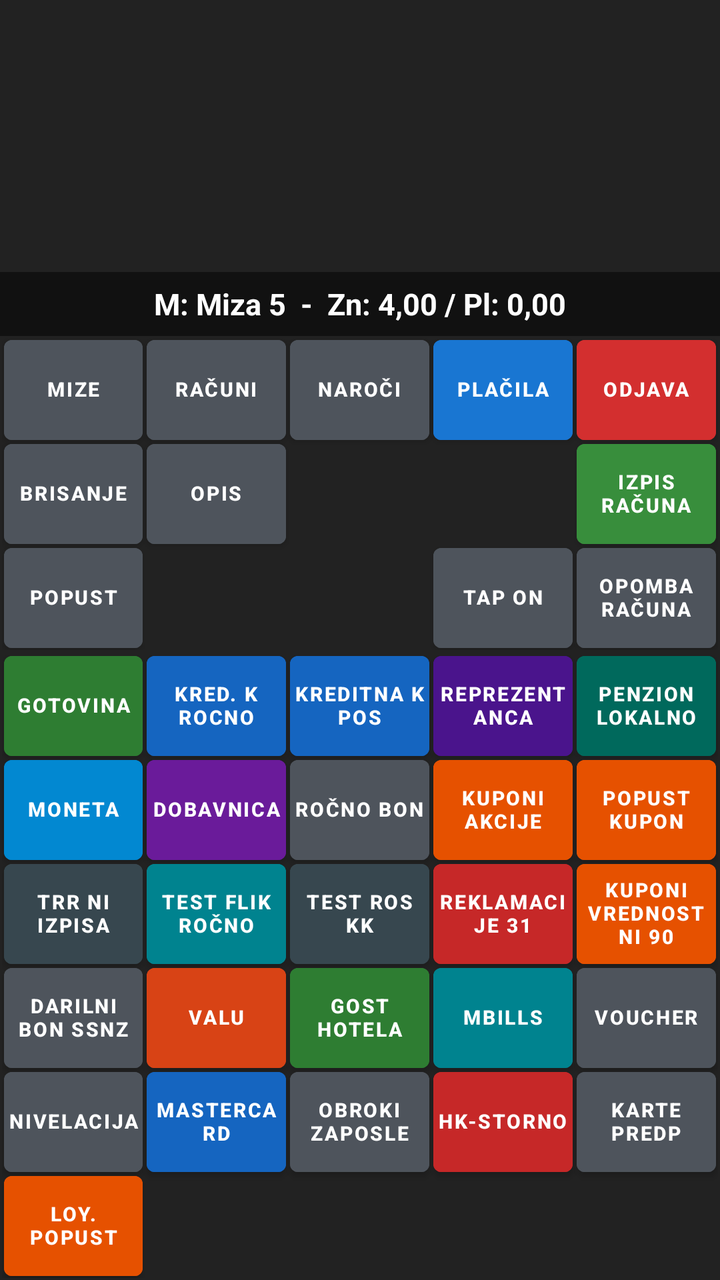
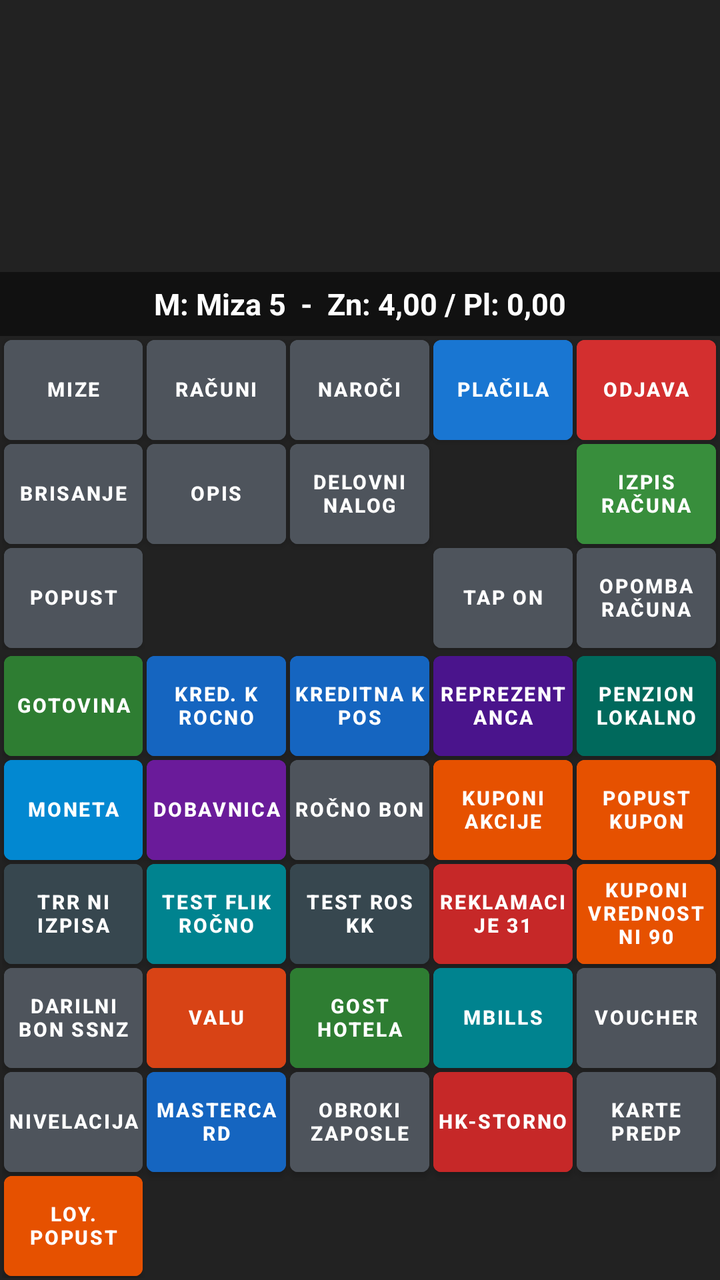

Screens rendered from an Android XML layout before and after an edit, with the pre-edit source and the edit as a unified diff.
<!-- AndroidManifest.xml: application theme Theme.RosKasa -->
<!-- res/layout/fragment_placila.xml -->
<?xml version="1.0" encoding="utf-8"?>
<LinearLayout xmlns:android="http://schemas.android.com/apk/res/android"
    android:layout_width="match_parent"
    android:layout_height="match_parent"
    android:orientation="vertical"
    android:background="@color/pos_bg_dark">

    
    <androidx.recyclerview.widget.RecyclerView
        android:id="@+id/rvPlacilaItems"
        android:layout_width="match_parent"
        android:layout_height="0dp"
        android:layout_weight="1"
        android:padding="2dp"
        android:background="#222222" />

    
    <TextView
        android:id="@+id/tvMizaStatus"
        android:layout_width="match_parent"
        android:layout_height="32dp"
        android:background="#111111"
        android:gravity="center"
        android:textColor="#FFFFFF"
        android:textSize="15sp"
        android:textStyle="bold"
        android:text="M: Miza 5  -  Zn: 4,00 / Pl: 0,00" />

    
    <GridLayout
        android:layout_width="match_parent"
        android:layout_height="wrap_content"
        android:columnCount="5"
        android:rowCount="3"
        android:alignmentMode="alignBounds"
        android:useDefaultMargins="false"
        android:padding="1dp">

        
        <com.google.android.material.button.MaterialButton
            android:id="@+id/btnNavMize"
            style="@style/PosButtonStyle"
            android:layout_width="0dp"
            android:layout_height="50dp"
            android:layout_columnWeight="1"
            android:layout_gravity="fill"
            android:backgroundTint="@color/pos_btn_normal"
            android:text="@string/btn_mize"
            android:textColor="#FFFFFF" />

        <com.google.android.material.button.MaterialButton
            android:id="@+id/btnNavRacuni"
            style="@style/PosButtonStyle"
            android:layout_width="0dp"
            android:layout_height="50dp"
            android:layout_columnWeight="1"
            android:layout_gravity="fill"
            android:backgroundTint="@color/pos_btn_normal"
            android:text="@string/btn_racuni"
            android:textColor="#FFFFFF" />

        <com.google.android.material.button.MaterialButton
            android:id="@+id/btnNavNaroci"
            style="@style/PosButtonStyle"
            android:layout_width="0dp"
            android:layout_height="50dp"
            android:layout_columnWeight="1"
            android:layout_gravity="fill"
            android:backgroundTint="@color/pos_btn_normal"
            android:text="@string/btn_naroci"
            android:textColor="#FFFFFF" />

        <com.google.android.material.button.MaterialButton
            android:id="@+id/btnNavPlacilaSelf"
            style="@style/PosButtonStyle"
            android:layout_width="0dp"
            android:layout_height="50dp"
            android:layout_columnWeight="1"
            android:layout_gravity="fill"
            android:backgroundTint="@color/pos_accent_blue"
            android:text="@string/btn_placila"
            android:textColor="#FFFFFF" />

        <com.google.android.material.button.MaterialButton
            android:id="@+id/btnOdjava"
            style="@style/PosButtonStyle"
            android:layout_width="0dp"
            android:layout_height="50dp"
            android:layout_columnWeight="1"
            android:layout_gravity="fill"
            android:backgroundTint="@color/pos_accent_red"
            android:text="@string/btn_odjava"
            android:textColor="#FFFFFF" />

        
        <com.google.android.material.button.MaterialButton
            android:id="@+id/btnBrisanje"
            style="@style/PosButtonStyle"
            android:layout_width="0dp"
            android:layout_height="50dp"
            android:layout_columnWeight="1"
            android:layout_gravity="fill"
            android:backgroundTint="@color/pos_btn_normal"
            android:text="Brisanje"
            android:textColor="#FFFFFF" />

        <com.google.android.material.button.MaterialButton
            android:id="@+id/btnOpis"
            style="@style/PosButtonStyle"
            android:layout_width="0dp"
            android:layout_height="50dp"
            android:layout_columnWeight="1"
            android:layout_gravity="fill"
            android:backgroundTint="@color/pos_btn_normal"
            android:text="Opis"
            android:textColor="#FFFFFF" />

        <View
            android:layout_width="0dp"
            android:layout_height="50dp"
            android:layout_columnWeight="1"
            android:layout_gravity="fill" />

        <View
            android:layout_width="0dp"
            android:layout_height="50dp"
            android:layout_columnWeight="1"
            android:layout_gravity="fill" />

        <com.google.android.material.button.MaterialButton
            android:id="@+id/btnIzpisRacuna"
            style="@style/PosButtonStyle"
            android:layout_width="0dp"
            android:layout_height="50dp"
            android:layout_columnWeight="1"
            android:layout_gravity="fill"
            android:backgroundTint="@color/pos_accent_green"
            android:text="Izpis Računa"
            android:textColor="#FFFFFF" />

        
        <com.google.android.material.button.MaterialButton
            android:id="@+id/btnPopust"
            style="@style/PosButtonStyle"
            android:layout_width="0dp"
            android:layout_height="50dp"
            android:layout_columnWeight="1"
            android:layout_gravity="fill"
            android:backgroundTint="@color/pos_btn_normal"
            android:text="Popust"
            android:textColor="#FFFFFF" />

        <View
            android:layout_width="0dp"
            android:layout_height="50dp"
            android:layout_columnWeight="1"
            android:layout_gravity="fill" />

        <View
            android:layout_width="0dp"
            android:layout_height="50dp"
            android:layout_columnWeight="1"
            android:layout_gravity="fill" />

        <com.google.android.material.button.MaterialButton
            android:id="@+id/btnTapOn"
            style="@style/PosButtonStyle"
            android:layout_width="0dp"
            android:layout_height="50dp"
            android:layout_columnWeight="1"
            android:layout_gravity="fill"
            android:backgroundTint="@color/pos_btn_normal"
            android:text="Tap On"
            android:textColor="#FFFFFF" />

        <com.google.android.material.button.MaterialButton
            android:id="@+id/btnOpombaRacuna"
            style="@style/PosButtonStyle"
            android:layout_width="0dp"
            android:layout_height="50dp"
            android:layout_columnWeight="1"
            android:layout_gravity="fill"
            android:backgroundTint="@color/pos_btn_normal"
            android:text="OPOMBA\nRAČUNA"
            android:textColor="#FFFFFF" />
    </GridLayout>

    
    <GridLayout
        android:id="@+id/gridPlacilaMethods"
        android:layout_width="match_parent"
        android:layout_height="wrap_content"
        android:columnCount="5"
        android:rowCount="6"
        android:alignmentMode="alignBounds"
        android:useDefaultMargins="false"
        android:padding="1dp">

        
        <com.google.android.material.button.MaterialButton
            android:id="@+id/btnPayGotovina"
            style="@style/PosButtonStyle"
            android:layout_width="0dp"
            android:layout_height="50dp"
            android:layout_columnWeight="1"
            android:layout_gravity="fill"
            android:backgroundTint="#2E7D32"
            android:text="GOTOVINA"
            android:textColor="#FFFFFF" />

        <com.google.android.material.button.MaterialButton
            android:id="@+id/btnPayKredRocno"
            style="@style/PosButtonStyle"
            android:layout_width="0dp"
            android:layout_height="50dp"
            android:layout_columnWeight="1"
            android:layout_gravity="fill"
            android:backgroundTint="#1565C0"
            android:text="KRED. K ROCNO"
            android:textColor="#FFFFFF" />

        <com.google.android.material.button.MaterialButton
            android:id="@+id/btnPayKreditnaPos"
            style="@style/PosButtonStyle"
            android:layout_width="0dp"
            android:layout_height="50dp"
            android:layout_columnWeight="1"
            android:layout_gravity="fill"
            android:backgroundTint="#1565C0"
            android:text="KREDITNA K POS"
            android:textColor="#FFFFFF" />

        <com.google.android.material.button.MaterialButton
            android:id="@+id/btnPayReprezentanca"
            style="@style/PosButtonStyle"
            android:layout_width="0dp"
            android:layout_height="50dp"
            android:layout_columnWeight="1"
            android:layout_gravity="fill"
            android:backgroundTint="#4A148C"
            android:text="REPREZENTANCA"
            android:textColor="#FFFFFF" />

        <com.google.android.material.button.MaterialButton
            android:id="@+id/btnPayPenzion"
            style="@style/PosButtonStyle"
            android:layout_width="0dp"
            android:layout_height="50dp"
            android:layout_columnWeight="1"
            android:layout_gravity="fill"
            android:backgroundTint="#00695C"
            android:text="PENZION LOKALNO"
            android:textColor="#FFFFFF" />

        
        <com.google.android.material.button.MaterialButton
            android:id="@+id/btnPayMoneta"
            style="@style/PosButtonStyle"
            android:layout_width="0dp"
            android:layout_height="50dp"
            android:layout_columnWeight="1"
            android:layout_gravity="fill"
            android:backgroundTint="#0288D1"
            android:text="MONETA"
            android:textColor="#FFFFFF" />

        <com.google.android.material.button.MaterialButton
            android:id="@+id/btnPayDobavnica"
            style="@style/PosButtonStyle"
            android:layout_width="0dp"
            android:layout_height="50dp"
            android:layout_columnWeight="1"
            android:layout_gravity="fill"
            android:backgroundTint="#6A1B9A"
            android:text="DOBAVNICA"
            android:textColor="#FFFFFF" />

        <com.google.android.material.button.MaterialButton
            android:id="@+id/btnPayRoNoBon"
            style="@style/PosButtonStyle"
            android:layout_width="0dp"
            android:layout_height="50dp"
            android:layout_columnWeight="1"
            android:layout_gravity="fill"
            android:backgroundTint="#4E545C"
            android:text="ROČNO BON"
            android:textColor="#FFFFFF" />

        <com.google.android.material.button.MaterialButton
            android:id="@+id/btnPayKuponiAkcije"
            style="@style/PosButtonStyle"
            android:layout_width="0dp"
            android:layout_height="50dp"
            android:layout_columnWeight="1"
            android:layout_gravity="fill"
            android:backgroundTint="#E65100"
            android:text="KUPONI AKCIJE"
            android:textColor="#FFFFFF" />

        <com.google.android.material.button.MaterialButton
            android:id="@+id/btnPayPopustKupon"
            style="@style/PosButtonStyle"
            android:layout_width="0dp"
            android:layout_height="50dp"
            android:layout_columnWeight="1"
            android:layout_gravity="fill"
            android:backgroundTint="#E65100"
            android:text="POPUST KUPON"
            android:textColor="#FFFFFF" />

        
        <com.google.android.material.button.MaterialButton
            android:id="@+id/btnPayTrr"
            style="@style/PosButtonStyle"
            android:layout_width="0dp"
            android:layout_height="50dp"
            android:layout_columnWeight="1"
            android:layout_gravity="fill"
            android:backgroundTint="#37474F"
            android:text="TRR NI IZPISA"
            android:textColor="#FFFFFF" />

        <com.google.android.material.button.MaterialButton
            android:id="@+id/btnPayFlik"
            style="@style/PosButtonStyle"
            android:layout_width="0dp"
            android:layout_height="50dp"
            android:layout_columnWeight="1"
            android:layout_gravity="fill"
            android:backgroundTint="#00838F"
            android:text="TEST FLIK ROČNO"
            android:textColor="#FFFFFF" />

        <com.google.android.material.button.MaterialButton
            android:id="@+id/btnPayRosKk"
            style="@style/PosButtonStyle"
            android:layout_width="0dp"
            android:layout_height="50dp"
            android:layout_columnWeight="1"
            android:layout_gravity="fill"
            android:backgroundTint="#37474F"
            android:text="TEST ROS KK"
            android:textColor="#FFFFFF" />

        <com.google.android.material.button.MaterialButton
            android:id="@+id/btnPayReklamacije"
            style="@style/PosButtonStyle"
            android:layout_width="0dp"
            android:layout_height="50dp"
            android:layout_columnWeight="1"
            android:layout_gravity="fill"
            android:backgroundTint="#C62828"
            android:text="REKLAMACIJE 31"
            android:textColor="#FFFFFF" />

        <com.google.android.material.button.MaterialButton
            android:id="@+id/btnPayKuponiVrednostni"
            style="@style/PosButtonStyle"
            android:layout_width="0dp"
            android:layout_height="50dp"
            android:layout_columnWeight="1"
            android:layout_gravity="fill"
            android:backgroundTint="#E65100"
            android:text="KUPONI VREDNOSTNI 90"
            android:textColor="#FFFFFF" />

        
        <com.google.android.material.button.MaterialButton
            android:id="@+id/btnPayDarilniBon"
            style="@style/PosButtonStyle"
            android:layout_width="0dp"
            android:layout_height="50dp"
            android:layout_columnWeight="1"
            android:layout_gravity="fill"
            android:backgroundTint="#4E545C"
            android:text="DARILNI BON SSNZ"
            android:textColor="#FFFFFF" />

        <com.google.android.material.button.MaterialButton
            android:id="@+id/btnPayValu"
            style="@style/PosButtonStyle"
            android:layout_width="0dp"
            android:layout_height="50dp"
            android:layout_columnWeight="1"
            android:layout_gravity="fill"
            android:backgroundTint="#D84315"
            android:text="VALU"
            android:textColor="#FFFFFF" />

        <com.google.android.material.button.MaterialButton
            android:id="@+id/btnPayGostHotela"
            style="@style/PosButtonStyle"
            android:layout_width="0dp"
            android:layout_height="50dp"
            android:layout_columnWeight="1"
            android:layout_gravity="fill"
            android:backgroundTint="#2E7D32"
            android:text="GOST HOTELA"
            android:textColor="#FFFFFF" />

        <com.google.android.material.button.MaterialButton
            android:id="@+id/btnPayMBills"
            style="@style/PosButtonStyle"
            android:layout_width="0dp"
            android:layout_height="50dp"
            android:layout_columnWeight="1"
            android:layout_gravity="fill"
            android:backgroundTint="#00838F"
            android:text="mBills"
            android:textColor="#FFFFFF" />

        <com.google.android.material.button.MaterialButton
            android:id="@+id/btnPayVoucher"
            style="@style/PosButtonStyle"
            android:layout_width="0dp"
            android:layout_height="50dp"
            android:layout_columnWeight="1"
            android:layout_gravity="fill"
            android:backgroundTint="#4E545C"
            android:text="VOUCHER"
            android:textColor="#FFFFFF" />

        
        <com.google.android.material.button.MaterialButton
            android:id="@+id/btnPayNivelacija"
            style="@style/PosButtonStyle"
            android:layout_width="0dp"
            android:layout_height="50dp"
            android:layout_columnWeight="1"
            android:layout_gravity="fill"
            android:backgroundTint="#4E545C"
            android:text="NIVELACIJA"
            android:textColor="#FFFFFF" />

        <com.google.android.material.button.MaterialButton
            android:id="@+id/btnPayMastercard"
            style="@style/PosButtonStyle"
            android:layout_width="0dp"
            android:layout_height="50dp"
            android:layout_columnWeight="1"
            android:layout_gravity="fill"
            android:backgroundTint="#1565C0"
            android:text="MASTERCARD"
            android:textColor="#FFFFFF" />

        <com.google.android.material.button.MaterialButton
            android:id="@+id/btnPayObrokiZaposle"
            style="@style/PosButtonStyle"
            android:layout_width="0dp"
            android:layout_height="50dp"
            android:layout_columnWeight="1"
            android:layout_gravity="fill"
            android:backgroundTint="#4E545C"
            android:text="OBROKI ZAPOSLE"
            android:textColor="#FFFFFF" />

        <com.google.android.material.button.MaterialButton
            android:id="@+id/btnPayHkStorno"
            style="@style/PosButtonStyle"
            android:layout_width="0dp"
            android:layout_height="50dp"
            android:layout_columnWeight="1"
            android:layout_gravity="fill"
            android:backgroundTint="#C62828"
            android:text="HK-STORNO"
            android:textColor="#FFFFFF" />

        <com.google.android.material.button.MaterialButton
            android:id="@+id/btnPayKartePredp"
            style="@style/PosButtonStyle"
            android:layout_width="0dp"
            android:layout_height="50dp"
            android:layout_columnWeight="1"
            android:layout_gravity="fill"
            android:backgroundTint="#4E545C"
            android:text="KARTE PREDP"
            android:textColor="#FFFFFF" />

        
        <com.google.android.material.button.MaterialButton
            android:id="@+id/btnPayLoyPopust"
            style="@style/PosButtonStyle"
            android:layout_width="0dp"
            android:layout_height="50dp"
            android:layout_columnWeight="1"
            android:layout_gravity="fill"
            android:backgroundTint="#E65100"
            android:text="Loy. popust"
            android:textColor="#FFFFFF" />

        <View
            android:layout_width="0dp"
            android:layout_height="50dp"
            android:layout_columnWeight="1"
            android:layout_gravity="fill" />

        <View
            android:layout_width="0dp"
            android:layout_height="50dp"
            android:layout_columnWeight="1"
            android:layout_gravity="fill" />

        <View
            android:layout_width="0dp"
            android:layout_height="50dp"
            android:layout_columnWeight="1"
            android:layout_gravity="fill" />

        <View
            android:layout_width="0dp"
            android:layout_height="50dp"
            android:layout_columnWeight="1"
            android:layout_gravity="fill" />
    </GridLayout>

</LinearLayout>
<!-- resources referenced by this layout -->
<resources>
  <color name="pos_accent_blue">#1976D2</color>
  <color name="pos_accent_green">#388E3C</color>
  <color name="pos_accent_red">#D32F2F</color>
  <color name="pos_bg_dark">#222222</color>
  <color name="pos_btn_normal">#4E545C</color>
  <string name="btn_mize">Mize</string>
  <string name="btn_naroci">Naroči</string>
  <string name="btn_odjava">Odjava</string>
  <string name="btn_placila">Plačila</string>
  <string name="btn_racuni">Računi</string>
  <style name="PosButtonStyle" parent="Widget.MaterialComponents.Button">
          <item name="android:layout_height">50dp</item>
          <item name="android:minHeight">50dp</item>
          <item name="android:insetTop">0dp</item>
          <item name="android:insetBottom">0dp</item>
          <item name="android:insetLeft">0dp</item>
          <item name="android:insetRight">0dp</item>
          <item name="android:paddingTop">0dp</item>
          <item name="android:paddingBottom">0dp</item>
          <item name="android:paddingLeft">2dp</item>
          <item name="android:paddingRight">2dp</item>
          <item name="android:gravity">center</item>
          <item name="android:includeFontPadding">false</item>
          <item name="android:textStyle">bold</item>
          <item name="android:textSize">10sp</item>
          <item name="android:layout_margin">1dp</item>
          <item name="android:baselineAligned">false</item>
          <item name="android:maxLines">3</item>
          <item name="android:ellipsize">end</item>
          <item name="cornerRadius">4dp</item>
      </style>
  <style name="Theme.RosKasa" parent="Theme.MaterialComponents.DayNight.NoActionBar">
          <item name="colorPrimary">@color/pos_accent_blue</item>
          <item name="colorSecondary">@color/pos_accent_green</item>
          <item name="android:windowBackground">@color/pos_bg_dark</item>
          <item name="android:textColor">@color/pos_btn_text</item>
      </style>
  <color name="pos_btn_text">#FFFFFF</color>
</resources>

<!-- the commit's change to res/layout/fragment_placila.xml (unified diff, before → after) -->
@@ -115,11 +115,16 @@
             android:text="Opis"
             android:textColor="#FFFFFF" />
 
-        <View
-            android:layout_width="0dp"
-            android:layout_height="50dp"
-            android:layout_columnWeight="1"
-            android:layout_gravity="fill" />
+        <com.google.android.material.button.MaterialButton
+            android:id="@+id/btnDelovniNalog"
+            style="@style/PosButtonStyle"
+            android:layout_width="0dp"
+            android:layout_height="50dp"
+            android:layout_columnWeight="1"
+            android:layout_gravity="fill"
+            android:backgroundTint="@color/pos_btn_normal"
+            android:text="Delovni\nnalog"
+            android:textColor="#FFFFFF" />
 
         <View
             android:layout_width="0dp"
